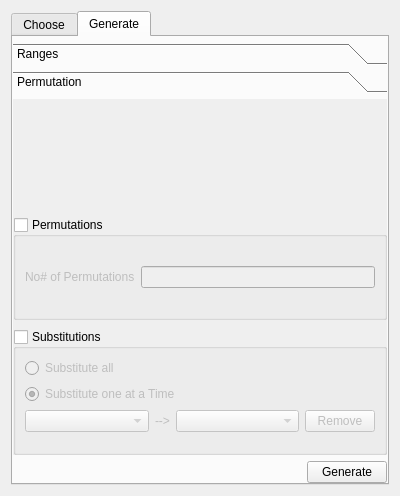
Qt form sub3suite/src/Dialogs/wordlist/WordlistDialog.ui (3nock/OTE) before a commit.
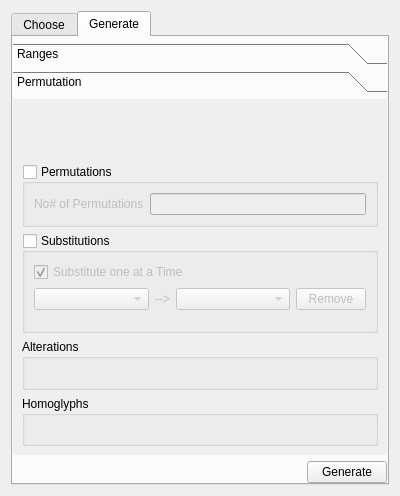
The same form after that commit. The open tabs and pages were chosen to show the change. Custom widgets are drawn as their Qt base class.

The edit to the form file:
```diff
--- a/sub3suite/src/Dialogs/wordlist/WordlistDialog.ui
+++ b/sub3suite/src/Dialogs/wordlist/WordlistDialog.ui
@@ -7,7 +7,7 @@
     <x>0</x>
     <y>0</y>
     <width>400</width>
-    <height>482</height>
+    <height>492</height>
    </rect>
   </property>
   <property name="sizePolicy">
@@ -758,28 +758,13 @@
             <x>0</x>
             <y>0</y>
             <width>376</width>
-            <height>356</height>
+            <height>357</height>
            </rect>
           </property>
           <attribute name="label">
            <string>Permutation</string>
           </attribute>
-          <layout class="QVBoxLayout" name="verticalLayout_13">
-           <property name="spacing">
-            <number>9</number>
-           </property>
-           <property name="leftMargin">
-            <number>0</number>
-           </property>
-           <property name="topMargin">
-            <number>6</number>
-           </property>
-           <property name="rightMargin">
-            <number>0</number>
-           </property>
-           <property name="bottomMargin">
-            <number>0</number>
-           </property>
+          <layout class="QVBoxLayout" name="verticalLayout_5">
            <item>
             <widget class="InputWidget" name="generateWordlist" native="true"/>
            </item>
@@ -828,14 +813,7 @@
                <number>0</number>
               </property>
               <item>
-               <widget class="QRadioButton" name="radioButtonSubstituteAll">
-                <property name="text">
-                 <string>Substitute all</string>
-                </property>
-               </widget>
-              </item>
-              <item>
-               <widget class="QRadioButton" name="radioButtonSubstituteOne">
+               <widget class="QCheckBox" name="checkBoxSubstituteOne">
                 <property name="text">
                  <string>Substitute one at a Time</string>
                 </property>
@@ -896,6 +874,20 @@
              </layout>
             </widget>
            </item>
+           <item>
+            <widget class="QGroupBox" name="groupBox_2">
+             <property name="title">
+              <string>Alterations</string>
+             </property>
+            </widget>
+           </item>
+           <item>
+            <widget class="QGroupBox" name="groupBox">
+             <property name="title">
+              <string>Homoglyphs</string>
+             </property>
+            </widget>
+           </item>
           </layout>
          </widget>
         </widget>
```
Left out of the diff: 13 changed lines with no effect on the pictures.
